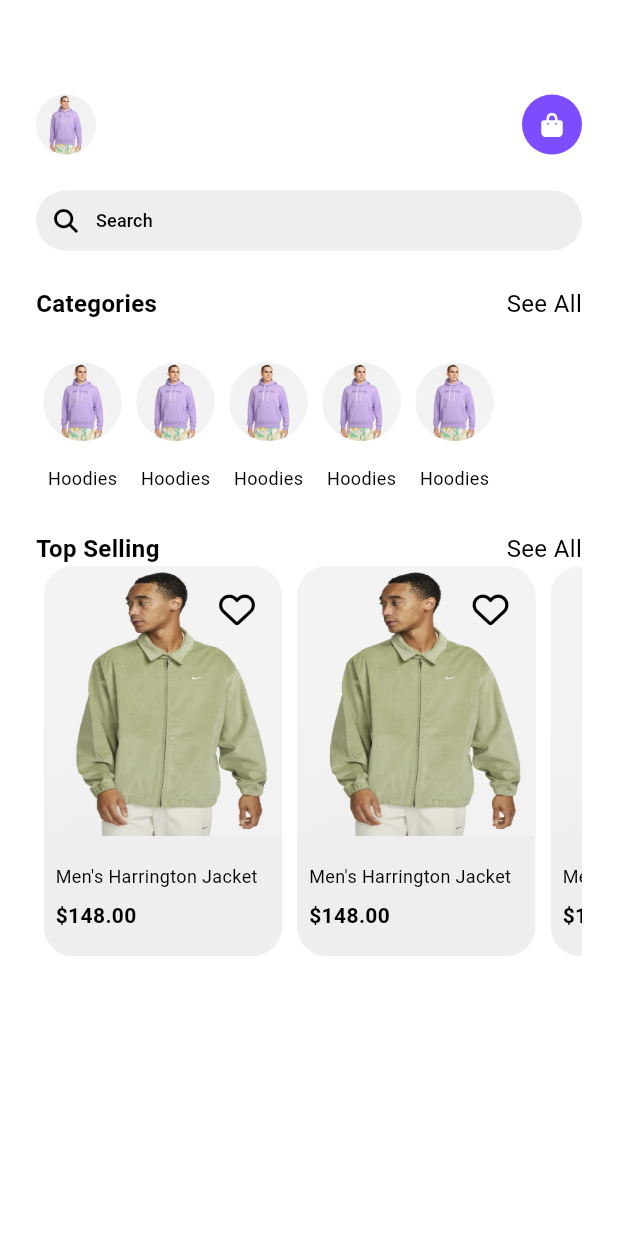
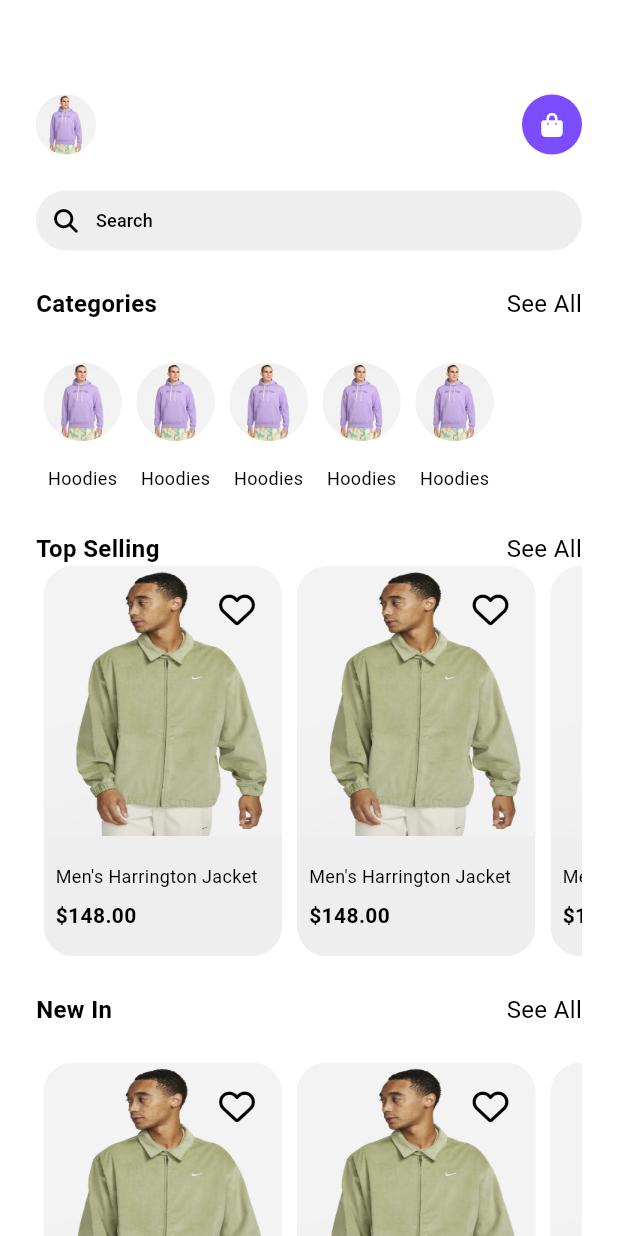
Before and after one commit to dokhy5/colt, a Flutter app: the HomeView screen opened by its route, on a phone screen of 412 x 824 dp. Run offline on Flutter 3.47's test engine with Material 3 defaults, Android fonts, the phone set to English and light mode, and no system bars; our stand-ins replace awesome_bottom_bar, dio, dropdown_button2, font_awesome_flutter, go_router.

Commit message:
Implement Bottom Navigation Dashboard and update routing; refactor HomeViewBody layout

```diff
--- a/lib/Features/home_page/presentation/views/widgets/home_view_body.dart
+++ b/lib/Features/home_page/presentation/views/widgets/home_view_body.dart
@@ -5,39 +5,87 @@ import 'package:colt_shop/Features/home_page/presentation/views/widgets/listview
 import 'package:colt_shop/Features/home_page/presentation/views/widgets/top_selling_listview.dart';
 import 'package:flutter/material.dart';
 
-
 class HomeViewBody extends StatelessWidget {
   const HomeViewBody({super.key});
 
   @override
   Widget build(BuildContext context) {
     return Padding(
-      padding: EdgeInsets.symmetric(horizontal: 24.0),
+      padding: const EdgeInsets.symmetric(horizontal: 24.0),
       child: Column(
         mainAxisAlignment: MainAxisAlignment.start,
+        crossAxisAlignment: CrossAxisAlignment.stretch,
         children: [
+          // Non-scrollable part
           const SizedBox(height: 63),
           const CustomAppbar(),
           const SizedBox(height: 24),
           const CustomSearchBar(),
           const SizedBox(height: 24),
-          CustomRowTextWidget(
+
+          // Scrollable part
+          Expanded(
+            child: CustomScrollView(
+              slivers: [
+                SliverToBoxAdapter(
+                  child: Column(
+                    crossAxisAlignment: CrossAxisAlignment.start,
+                    children: [
+
+                    ],
+                  ),
+                ),
+                SliverToBoxAdapter(
+                  child: CustomRowTextWidget(
                     text: 'Categories',
                     onTap: () {
                       print('Categories');
                     },
                     text2: 'See All',
                   ),
-          const SizedBox(height: 16.5),
-          const ListViewCategory(),
-          const SizedBox(height: 24),
-          CustomRowTextWidget(
+                ),
+                SliverToBoxAdapter(
+                  child: const SizedBox(height: 16.5),
+                ),
+                SliverToBoxAdapter(
+                  child: const ListViewCategory(),
+                ),
+                SliverToBoxAdapter(
+                  child: const SizedBox(height: 24),
+                ),
+                SliverToBoxAdapter(
+                  child: CustomRowTextWidget(
                     text: 'Top Selling',
                     onTap: () {
                       print('Top Selling');
                     },
-              text2: 'See All'),
-          TopSellingListView(),
+                    text2: 'See All',
+                  ),
+                ),
+                SliverToBoxAdapter(
+                  child: TopSellingListView(),
+                ),
+                SliverToBoxAdapter(
+                  child: const SizedBox(height: 24),
+                ),
+                SliverToBoxAdapter(
+                  child: CustomRowTextWidget(
+                    text: 'New In',
+                    onTap: () {
+                      print('New Arrivals');
+                    },
+                    text2: 'See All',
+                  ),
+                ),
+                SliverToBoxAdapter(
+                  child: SizedBox(height: 24,),
+                ),
+                  SliverToBoxAdapter(
+                  child: TopSellingListView(),
+                ),
+              ],
+            ),
+          ),
         ],
       ),
     );
--- a/lib/Features/sign_in/presentation/views/widgets/signin_view_body.dart
+++ b/lib/Features/sign_in/presentation/views/widgets/signin_view_body.dart
@@ -43,7 +43,7 @@ class SigninViewBody extends StatelessWidget {
           CustomButton(
             text: 'Sign In',
             onPressed: () {
-              GoRouter.of(context).push(AppRouter.kHome);
+              GoRouter.of(context).push(AppRouter.kTest);
             },
           ),
           const SizedBox(height: 16,),
--- a/lib/core/utils/app_router.dart
+++ b/lib/core/utils/app_router.dart
@@ -5,6 +5,7 @@ import 'package:colt_shop/Features/sign_up/presentation/views/forgot_password_vi
 import 'package:colt_shop/Features/sign_up/presentation/views/onboarding_view.dart';
 import 'package:colt_shop/Features/sign_up/presentation/views/send_password_view.dart';
 import 'package:colt_shop/Features/sign_up/presentation/views/signup_view.dart';
+import 'package:colt_shop/core/widgets/test.dart';
 import 'package:go_router/go_router.dart';
 
 
@@ -15,6 +16,7 @@ abstract class AppRouter {
   static const ksendpass = '/Sendpassword_View';
   static const kOnboarding = '/OnboardingView';
   static const kHome = '/HomeView';
+  static const kTest = '/test';
 
   static final GoRouter router = GoRouter(
     routes: [
@@ -46,6 +48,13 @@ abstract class AppRouter {
         path: kHome,
         builder: (context, state) => const HomeView(),
       ),
+      GoRoute(
+        path: kTest, // مسار شاشة الـ BottomNavDashboard
+        builder: (context, state) {
+          return const BottomNavDashboard();
+        },
+      )
+
     ],
   );
 }
--- a/pubspec.yaml
+++ b/pubspec.yaml
@@ -36,6 +36,7 @@ dependencies:
   get: ^4.6.6
   go_router: ^14.6.2
   font_awesome_flutter: ^10.8.0
+  awesome_bottom_bar: ^1.2.4
 
 dev_dependencies:
   flutter_lints: ^5.0.0
```
Also changed, not shown: lib/core/widgets/test.dart (added, +62 -0 lines), lib/main.dart (+14 -0 lines), pubspec.lock. Lines whose indentation alone changed are shown as unchanged.
